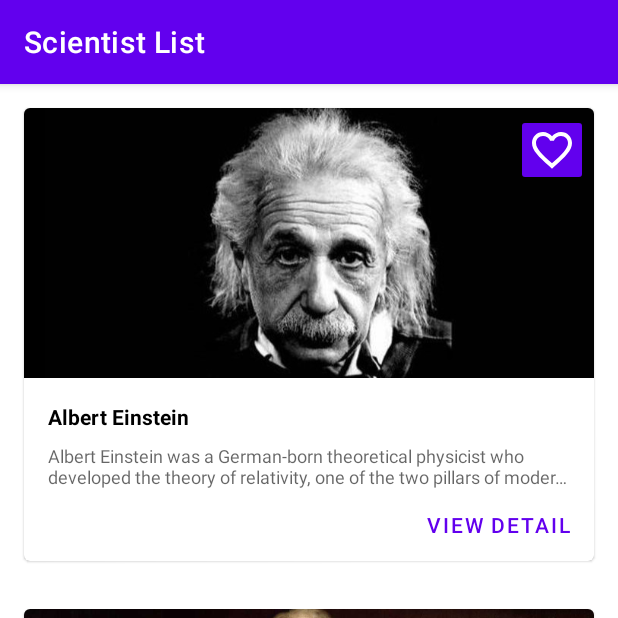
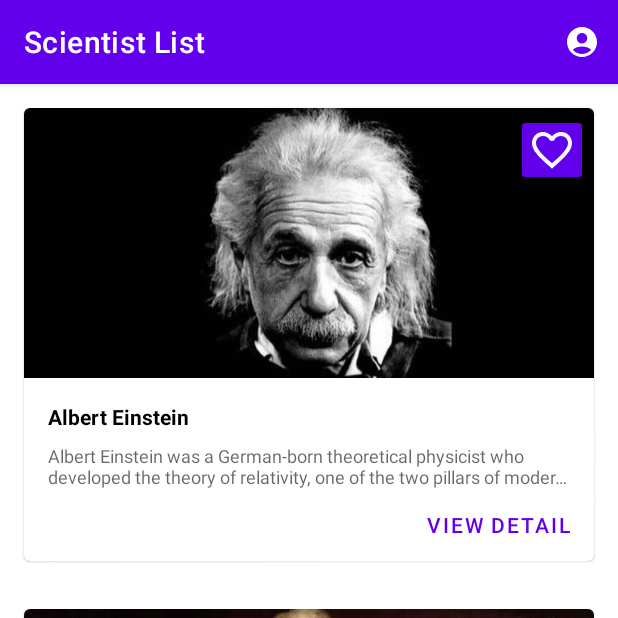
Before and after one commit to mirzaq19/android-newbie, an Android app: the screen it shows after launch (MainActivity), on a phone screen of 412 x 824 dp, the top half of it. Run offline under Robolectric (Android 15) with nearby library versions, the phone set to English and light mode, and no system bars.

Commit message:
feat: add about activity

```diff
--- a/app/build.gradle
+++ b/app/build.gradle
@@ -39,6 +39,7 @@ dependencies {
     implementation 'androidx.constraintlayout:constraintlayout:2.1.4'
     implementation 'com.google.android.material:material:1.6.1'
     implementation 'com.github.bumptech.glide:glide:4.13.0'
+    implementation 'de.hdodenhof:circleimageview:3.1.0'
     testImplementation 'junit:junit:4.13.2'
     androidTestImplementation 'androidx.test.ext:junit:1.1.3'
     androidTestImplementation 'androidx.test.espresso:espresso-core:3.4.0'
--- a/app/src/main/AndroidManifest.xml
+++ b/app/src/main/AndroidManifest.xml
@@ -14,6 +14,10 @@
         android:theme="@style/Theme.AndroidNewbie"
         tools:targetApi="31">
         <activity
+            android:name=".AboutActivity"
+            android:parentActivityName=".MainActivity"
+            android:exported="false" />
+        <activity
             android:name=".MainActivity"
             android:exported="true">
             <intent-filter>
--- a/app/src/main/java/com/mirzaq/androidnewbie/MainActivity.kt
+++ b/app/src/main/java/com/mirzaq/androidnewbie/MainActivity.kt
@@ -1,7 +1,10 @@
 package com.mirzaq.androidnewbie
 
+import android.content.Intent
 import androidx.appcompat.app.AppCompatActivity
 import android.os.Bundle
+import android.view.Menu
+import android.view.MenuItem
 import androidx.recyclerview.widget.LinearLayoutManager
 import androidx.recyclerview.widget.RecyclerView
 
@@ -25,4 +28,23 @@ class MainActivity : AppCompatActivity() {
         rvScientist.layoutManager = LinearLayoutManager(this)
         rvScientist.adapter = ListScientistAdapter(list)
     }
+
+    override fun onCreateOptionsMenu(menu: Menu): Boolean {
+        menuInflater.inflate(R.menu.about, menu)
+        return super.onCreateOptionsMenu(menu)
+    }
+
+    override fun onOptionsItemSelected(item: MenuItem): Boolean {
+        setMode(item.itemId)
+        return super.onOptionsItemSelected(item)
+    }
+
+    private fun setMode(selectedMode: Int) {
+        when (selectedMode) {
+            R.id.btn_about -> {
+                val moveIntent = Intent(this@MainActivity, AboutActivity::class.java)
+                startActivity(moveIntent)
+            }
+        }
+    }
 }
--- /dev/null
+++ b/app/src/main/res/drawable/ic_baseline_account_circle_24.xml
@@ -0,0 +1,5 @@
+<vector android:height="24dp" android:tint="#FFFFFF"
+    android:viewportHeight="24" android:viewportWidth="24"
+    android:width="24dp" xmlns:android="http://schemas.android.com/apk/res/android">
+    <path android:fillColor="@android:color/white" android:pathData="M12,2C6.48,2 2,6.48 2,12s4.48,10 10,10s10,-4.48 10,-10S17.52,2 12,2zM12,6c1.93,0 3.5,1.57 3.5,3.5S13.93,13 12,13s-3.5,-1.57 -3.5,-3.5S10.07,6 12,6zM12,20c-2.03,0 -4.43,-0.82 -6.14,-2.88C7.55,15.8 9.68,15 12,15s4.45,0.8 6.14,2.12C16.43,19.18 14.03,20 12,20z"/>
+</vector>
--- /dev/null
+++ b/app/src/main/res/menu/about.xml
@@ -0,0 +1,12 @@
+<?xml version="1.0" encoding="utf-8"?>
+<menu xmlns:app="http://schemas.android.com/apk/res-auto"
+xmlns:android="http://schemas.android.com/apk/res/android">
+
+<item
+    android:id="@+id/btn_about"
+    android:enabled="true"
+    android:icon="@drawable/ic_baseline_account_circle_24"
+    android:title="@string/about"
+    android:visible="true"
+    app:showAsAction="always" />
+</menu>
--- a/app/src/main/res/values/strings.xml
+++ b/app/src/main/res/values/strings.xml
@@ -4,4 +4,7 @@
     <string name="name">Name</string>
     <string name="detail">Detail</string>
     <string name="view_detail">View Detail</string>
+    <string name="about">About</string>
+    <string name="dev_name">M. Auliya Mirzaq Romdloni</string>
+    <string name="dev_email">mirzaqarjap@gmail.com</string>
 </resources>
```
Also changed, not shown: app/src/main/java/com/mirzaq/androidnewbie/AboutActivity.kt (added, +15 -0 lines), app/src/main/res/layout/activity_about.xml (added, +41 -0 lines), app/src/main/res/drawable/mirzaq.jpg (added).
